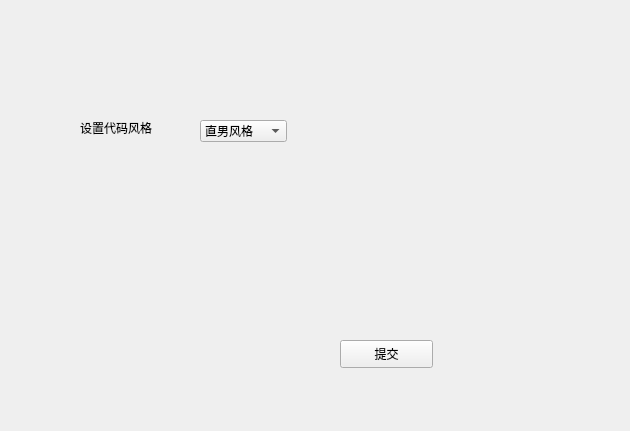
Above: BITC/settingwindow.ui from ssh555/CPP-IDE before the change. Below: the same form after it.
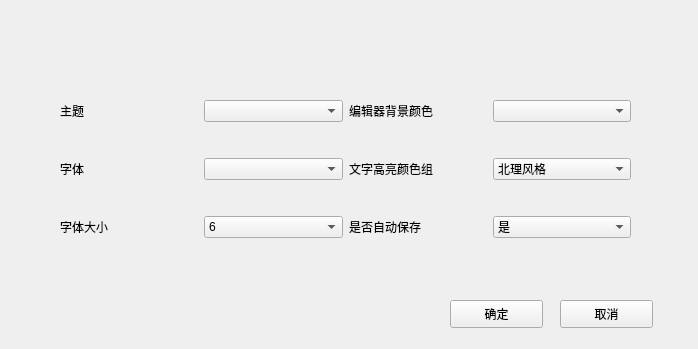
That is the form after the change.

Commit message: 合并了部分内容，详情可展开查看 更新了设置窗口,增加了设置中字体大小,字体修改,自动保存修改功能, 新增ctrl+j呼出跳转窗口,输入正确的数字后可跳转 合并了UI组设计的主题风格,修改了快速跳转窗口,修改了设置窗口,使其具有初始设置 可记住主题设置(提升使用观感) 在代码风格中新增了更改左侧行号颜色栏目,更改config.ini再在config.cpp中进行重新读取后可使用“

Patch:
```diff
--- a/BITC/settingwindow.ui
+++ b/BITC/settingwindow.ui
@@ -6,62 +6,232 @@
    <rect>
     <x>0</x>
     <y>0</y>
-    <width>630</width>
-    <height>431</height>
+    <width>698</width>
+    <height>349</height>
    </rect>
   </property>
   <property name="windowTitle">
    <string>Form</string>
   </property>
-  <widget class="QComboBox" name="SytleBox">
-   <property name="geometry">
-    <rect>
-     <x>200</x>
-     <y>120</y>
-     <width>87</width>
-     <height>22</height>
-    </rect>
-   </property>
-   <item>
-    <property name="text">
-     <string>直男风格</string>
-    </property>
-   </item>
-   <item>
-    <property name="text">
-     <string>北理风格</string>
-    </property>
-   </item>
-   <item>
-    <property name="text">
-     <string>少女风格</string>
-    </property>
-   </item>
-  </widget>
-  <widget class="QLabel" name="label">
-   <property name="geometry">
-    <rect>
-     <x>80</x>
-     <y>120</y>
-     <width>101</width>
-     <height>16</height>
-    </rect>
-   </property>
-   <property name="text">
-    <string>设置代码风格</string>
-   </property>
-  </widget>
   <widget class="QPushButton" name="CommitBtn">
    <property name="geometry">
     <rect>
-     <x>340</x>
-     <y>340</y>
+     <x>450</x>
+     <y>300</y>
      <width>93</width>
      <height>28</height>
     </rect>
    </property>
    <property name="text">
-    <string>提交</string>
+    <string>确定</string>
+   </property>
+  </widget>
+  <widget class="QWidget" name="gridLayoutWidget">
+   <property name="geometry">
+    <rect>
+     <x>60</x>
+     <y>70</y>
+     <width>571</width>
+     <height>201</height>
+    </rect>
+   </property>
+   <layout class="QGridLayout" name="gridLayout">
+    <item row="0" column="0">
+     <widget class="QLabel" name="label">
+      <property name="text">
+       <string>主题</string>
+      </property>
+     </widget>
+    </item>
+    <item row="2" column="0">
+     <widget class="QLabel" name="label_2">
+      <property name="text">
+       <string>字体</string>
+      </property>
+     </widget>
+    </item>
+    <item row="4" column="0">
+     <widget class="QLabel" name="label_3">
+      <property name="text">
+       <string>字体大小</string>
+      </property>
+     </widget>
+    </item>
+    <item row="0" column="2">
+     <widget class="QLabel" name="label_4">
+      <property name="text">
+       <string>编辑器背景颜色</string>
+      </property>
+     </widget>
+    </item>
+    <item row="0" column="3">
+     <widget class="QComboBox" name="comboBox_2"/>
+    </item>
+    <item row="4" column="3">
+     <widget class="QComboBox" name="comboBox_4">
+      <item>
+       <property name="text">
+        <string>是</string>
+       </property>
+      </item>
+      <item>
+       <property name="text">
+        <string>否</string>
+       </property>
+      </item>
+     </widget>
+    </item>
+    <item row="4" column="2">
+     <widget class="QLabel" name="label_5">
+      <property name="text">
+       <string>是否自动保存</string>
+      </property>
+     </widget>
+    </item>
+    <item row="2" column="2">
+     <widget class="QLabel" name="label_6">
+      <property name="text">
+       <string>文字高亮颜色组</string>
+      </property>
+     </widget>
+    </item>
+    <item row="2" column="3">
+     <widget class="QComboBox" name="SytleBox">
+      <item>
+       <property name="text">
+        <string>北理风格</string>
+       </property>
+      </item>
+      <item>
+       <property name="text">
+        <string>少女风格</string>
+       </property>
+      </item>
+      <item>
+       <property name="text">
+        <string>直男风格</string>
+       </property>
+      </item>
+     </widget>
+    </item>
+    <item row="0" column="1">
+     <widget class="QComboBox" name="comboBox_3"/>
+    </item>
+    <item row="2" column="1">
+     <widget class="QComboBox" name="comboBox_5"/>
+    </item>
+    <item row="4" column="1">
+     <widget class="QComboBox" name="comboBox">
+      <item>
+       <property name="text">
+        <string>6</string>
+       </property>
+      </item>
+      <item>
+       <property name="text">
+        <string>7</string>
+       </property>
+      </item>
+      <item>
+       <property name="text">
+        <string>8</string>
+       </property>
+      </item>
+      <item>
+       <property name="text">
+        <string>9</string>
+       </property>
+      </item>
+      <item>
+       <property name="text">
+        <string>10</string>
+       </property>
+      </item>
+      <item>
+       <property name="text">
+        <string>11</string>
+       </property>
+      </item>
+      <item>
+       <property name="text">
+        <string>12</string>
+       </property>
+      </item>
+      <item>
+       <property name="text">
+        <string>14</string>
+       </property>
+      </item>
+      <item>
+       <property name="text">
+        <string>16</string>
+       </property>
+      </item>
+      <item>
+       <property name="text">
+        <string>18</string>
+       </property>
+      </item>
+      <item>
+       <property name="text">
+        <string>20</string>
+       </property>
+      </item>
+      <item>
+       <property name="text">
+        <string>23</string>
+       </property>
+      </item>
+      <item>
+       <property name="text">
+        <string>26</string>
+       </property>
+      </item>
+      <item>
+       <property name="text">
+        <string>29</string>
+       </property>
+      </item>
+      <item>
+       <property name="text">
+        <string>32</string>
+       </property>
+      </item>
+      <item>
+       <property name="text">
+        <string>36</string>
+       </property>
+      </item>
+      <item>
+       <property name="text">
+        <string>40</string>
+       </property>
+      </item>
+      <item>
+       <property name="text">
+        <string>44</string>
+       </property>
+      </item>
+      <item>
+       <property name="text">
+        <string>48</string>
+       </property>
+      </item>
+     </widget>
+    </item>
+   </layout>
+  </widget>
+  <widget class="QPushButton" name="pushButton">
+   <property name="geometry">
+    <rect>
+     <x>560</x>
+     <y>300</y>
+     <width>93</width>
+     <height>28</height>
+    </rect>
+   </property>
+   <property name="text">
+    <string>取消</string>
    </property>
   </widget>
  </widget>
```
The commit also changes 24 other files.
